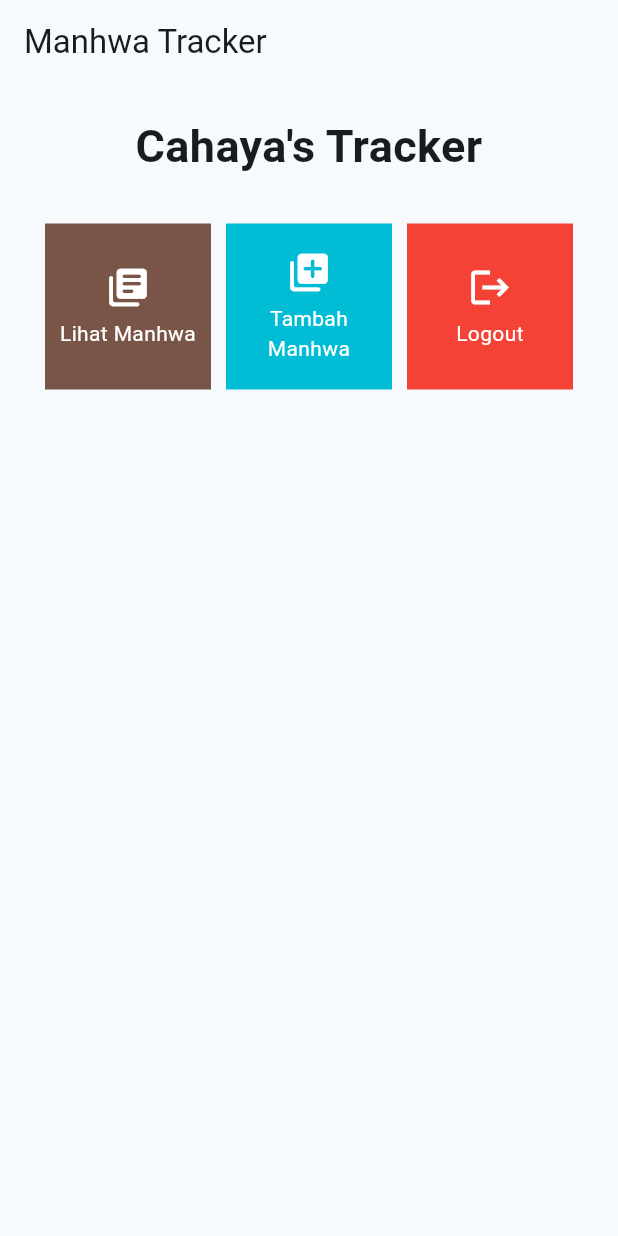
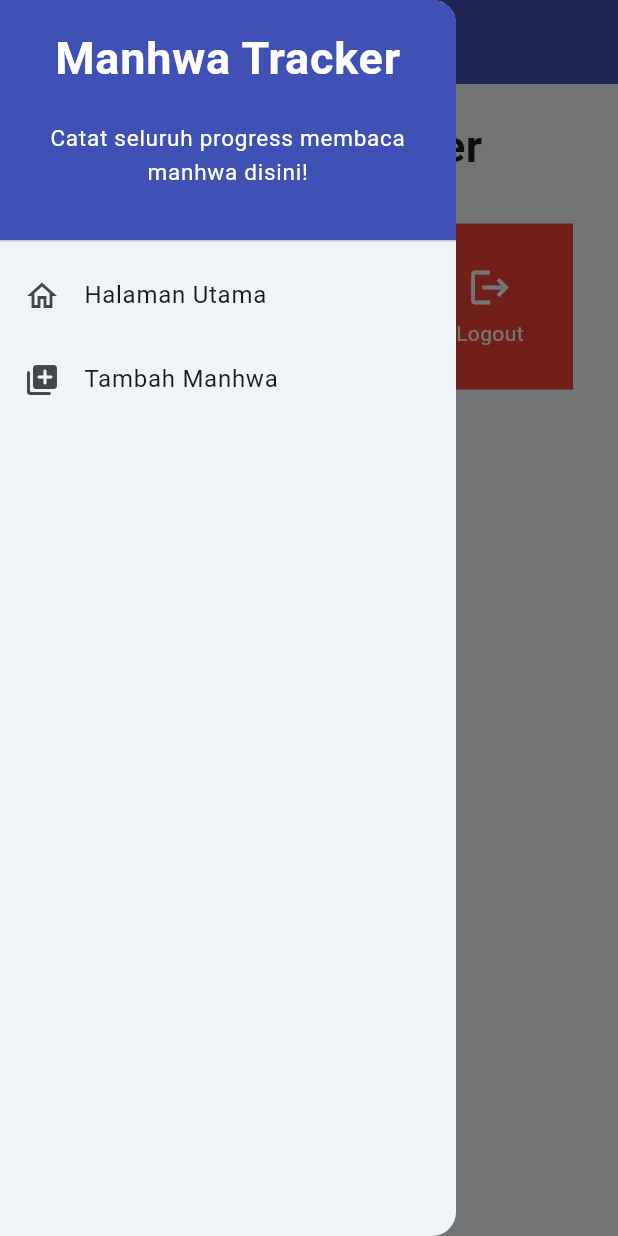
Before and after one commit to clvdyo/manhwa-tracker-mobile, a Flutter app: the screen it shows after launch, with the side drawer open (before the commit the screen has no drawer), on a phone screen of 412 x 824 dp. Run offline on Flutter 3.47's test engine with Material 3 defaults, Android fonts, the phone set to English and light mode, and no system bars.

Commit message:
update tugas

```diff
--- a/lib/main.dart
+++ b/lib/main.dart
@@ -1,5 +1,5 @@
 import 'package:flutter/material.dart';
-import 'package:manhwa_tracker/menu.dart';
+import 'package:manhwa_tracker/screens/menu.dart';
 
 void main() {
   runApp(const MyApp());
--- a/lib/menu.dart
+++ b/lib/screens/menu.dart
@@ -1,5 +1,6 @@
 import 'package:flutter/material.dart';
-import 'package:flutter/widgets.dart';
+import 'package:manhwa_tracker/widgets/left_drawer.dart';
+import 'package:manhwa_tracker/widgets/tracker_card.dart';
 
 class MyHomePage extends StatelessWidget {
   MyHomePage({Key? key}) : super(key: key);
@@ -17,7 +18,11 @@ class MyHomePage extends StatelessWidget {
               title: const Text(
                   'Manhwa Tracker',
               ),
+              backgroundColor: Colors.indigo,
+              foregroundColor: Colors.white,
               ),
+              // Masukkan drawer sebagai parameter nilai drawer dari widget Scaffold
+              drawer: const LeftDrawer(),
               body: SingleChildScrollView(
               // Widget wrapper yang dapat discroll
               child: Padding(
@@ -58,56 +63,3 @@ class MyHomePage extends StatelessWidget {
           );
     }
 }
-
-class TrackerItem {
-    final String name;
-    final IconData icon;
-    final Color color;
-
-    TrackerItem(this.name, this.icon, this.color);
-}
-
-class TrackerCard extends StatelessWidget {
-    final TrackerItem item;
-
-    const TrackerCard(this.item, {super.key}); // Constructor
-
-    @override
-    Widget build(BuildContext context) {
-    return Material(
-        color: item.color,
-        child: InkWell(
-        // Area responsive terhadap sentuhan
-        onTap: () {
-            // Memunculkan SnackBar ketika diklik
-            ScaffoldMessenger.of(context)
-            ..hideCurrentSnackBar()
-            ..showSnackBar(SnackBar(
-                content: Text("Kamu telah menekan tombol ${item.name}!")));
-        },
-        child: Container(
-            // Container untuk menyimpan Icon dan Text
-            padding: const EdgeInsets.all(8),
-            child: Center(
-            child: Column(
-                mainAxisAlignment: MainAxisAlignment.center,
-                children: [
-                Icon(
-                    item.icon,
-                    color: Colors.white,
-                    size: 30.0,
-                ),
-                const Padding(padding: EdgeInsets.all(3)),
-                Text(
-                    item.name,
-                    textAlign: TextAlign.center,
-                    style: const TextStyle(color: Colors.white),
-                ),
-                ],
-            ),
-            ),
-        ),
-        ),
-    );
-    }
-}
--- /dev/null
+++ b/lib/widgets/left_drawer.dart
@@ -0,0 +1,66 @@
+import 'package:flutter/material.dart';
+import 'package:manhwa_tracker/screens/menu.dart';
+import 'package:manhwa_tracker/screens/trackerlist_form.dart';
+// TODO: Impor halaman TrackerFormPage jika sudah dibuat
+
+class LeftDrawer extends StatelessWidget {
+  const LeftDrawer({super.key});
+
+  @override
+  Widget build(BuildContext context) {
+    return Drawer(
+      child: ListView(
+        children: [
+          const DrawerHeader(
+              decoration: BoxDecoration(
+                  color: Colors.indigo,
+              ),
+              child: Column(
+                  children: [
+                      Text(
+                          'Manhwa Tracker',
+                          textAlign: TextAlign.center,
+                          style: TextStyle(
+                              fontSize: 30,
+                              fontWeight: FontWeight.bold,
+                              color: Colors.white,
+                          ),
+                      ),
+                      Padding(padding: EdgeInsets.all(10)),
+                      Text("Catat seluruh progress membaca manhwa disini!",
+                          // TODO: Tambahkan gaya teks dengan center alignment, font ukuran 15, warna putih, dan weight biasa
+                          style: TextStyle(fontSize: 15, color: Colors.white),
+                          textAlign: TextAlign.center
+                      ),
+                  ],
+              ),
+              ),
+          ListTile(
+            leading: const Icon(Icons.home_outlined),
+            title: const Text('Halaman Utama'),
+            // Bagian redirection ke MyHomePage
+            onTap: () {
+              Navigator.pushReplacement(
+                  context,
+                  MaterialPageRoute(
+                    builder: (context) => MyHomePage(),
+                  ));
+            },
+          ),
+          ListTile(
+            leading: const Icon(Icons.library_add_rounded),
+            title: const Text('Tambah Manhwa'),
+            // Bagian redirection ke TrackerFormPage
+            onTap: () {
+              Navigator.push(
+                  context,
+                  MaterialPageRoute(
+                    builder: (context) => const TrackerFormPage()
+                  ));
+            },
+          ),
+        ],
+      ),
+    );
+  }
+}
--- /dev/null
+++ b/lib/widgets/tracker_card.dart
@@ -0,0 +1,64 @@
+import 'package:manhwa_tracker/screens/trackerlist_form.dart';
+import 'package:flutter/material.dart';
+
+
+class TrackerItem {
+    final String name;
+    final IconData icon;
+    final Color color;
+
+    TrackerItem(this.name, this.icon, this.color);
+}
+
+class TrackerCard extends StatelessWidget {
+    final TrackerItem item;
+
+    const TrackerCard(this.item, {super.key}); // Constructor
+
+    @override
+    Widget build(BuildContext context) {
+    return Material(
+        color: item.color,
+        child: InkWell(
+        // Area responsive terhadap sentuhan
+        onTap: () {
+            // Memunculkan SnackBar ketika diklik
+            ScaffoldMessenger.of(context)
+            ..hideCurrentSnackBar()
+            ..showSnackBar(SnackBar(
+                content: Text("Kamu telah menekan tombol ${item.name}!")));
+            // Navigate ke route yang sesuai (tergantung jenis tombol)
+            if (item.name == "Tambah Manhwa") {
+                // TODO: Gunakan Navigator.push untuk melakukan navigasi ke MaterialPageRoute yang mencakup TrackerFormPage.
+                Navigator.push(
+                  context,
+                  MaterialPageRoute(
+                    builder: (context) => const TrackerFormPage()));
+            }
+        },
+        child: Container(
+            // Container untuk menyimpan Icon dan Text
+            padding: const EdgeInsets.all(8),
+            child: Center(
+            child: Column(
+                mainAxisAlignment: MainAxisAlignment.center,
+                children: [
+                Icon(
+                    item.icon,
+                    color: Colors.white,
+                    size: 30.0,
+                ),
+                const Padding(padding: EdgeInsets.all(3)),
+                Text(
+                    item.name,
+                    textAlign: TextAlign.center,
+                    style: const TextStyle(color: Colors.white),
+                ),
+                ],
+            ),
+            ),
+        ),
+        ),
+    );
+    }
+}
```
Also changed, not shown: lib/screens/trackerlist_form.dart (added, +216 -0 lines).
